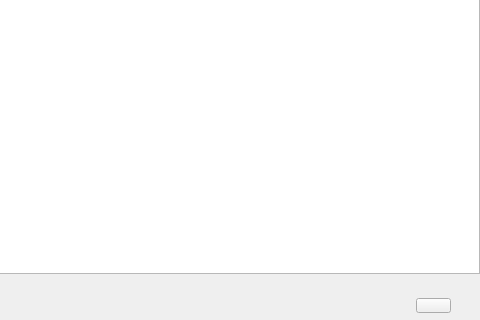
Old version of the form src/plugins/ukui-notebook/widget.ui in the repository ukui/ukui-sidebar; both pictures show x 224 to 704 and y 270 to 590 of the 704 by 590 pixel window.
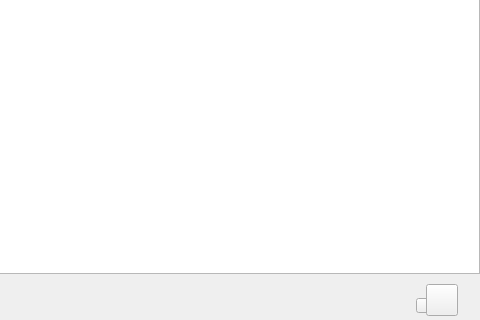
New version of the form. Icons and pictures are not drawn.

Commit message: Fix: note fixsize && sort style Link: http://pm.kylin.com/biz/bug-view-19964.html Link: http://pm.kylin.com/biz/bug-view-19982.html Link: http://pm.kylin.com/biz/bug-view-18106.html

```diff
--- a/src/plugins/ukui-notebook/widget.ui
+++ b/src/plugins/ukui-notebook/widget.ui
@@ -387,6 +387,34 @@
         <string/>
        </property>
       </widget>
+      <widget class="QPushButton" name="sortBtn">
+       <property name="geometry">
+        <rect>
+         <x>650</x>
+         <y>4</y>
+         <width>32</width>
+         <height>32</height>
+        </rect>
+       </property>
+       <property name="minimumSize">
+        <size>
+         <width>32</width>
+         <height>32</height>
+        </size>
+       </property>
+       <property name="maximumSize">
+        <size>
+         <width>32</width>
+         <height>32</height>
+        </size>
+       </property>
+       <property name="styleSheet">
+        <string notr="true"/>
+       </property>
+       <property name="text">
+        <string/>
+       </property>
+      </widget>
      </widget>
     </item>
    </layout>
```
The commit also changes 4 other files.
